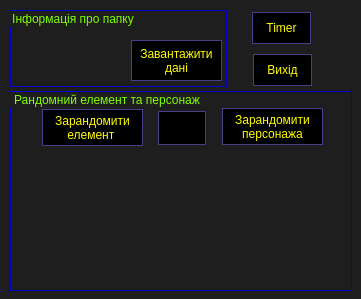
Kozak228/Randomly-selects-a-character, file GUI/main_GUI.ui: the form before one commit.
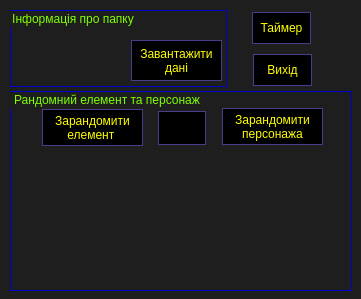
The form after the commit. Icons and pictures are not drawn.

What changed in the file:
```diff
--- a/GUI/main_GUI.ui
+++ b/GUI/main_GUI.ui
@@ -259,7 +259,7 @@
      </font>
     </property>
     <property name="text">
-     <string>Timer</string>
+     <string>Таймер</string>
     </property>
    </widget>
   </widget>
```
